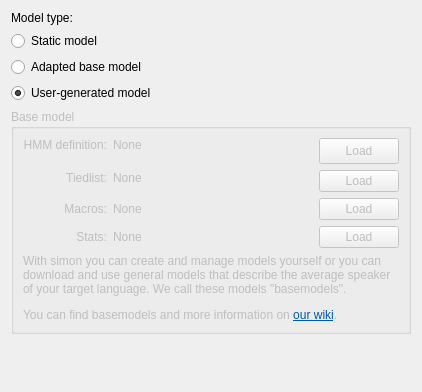
KDE/simon, file simonlib/simonscenarios/modelsettingsdlg.ui: the form before one commit.
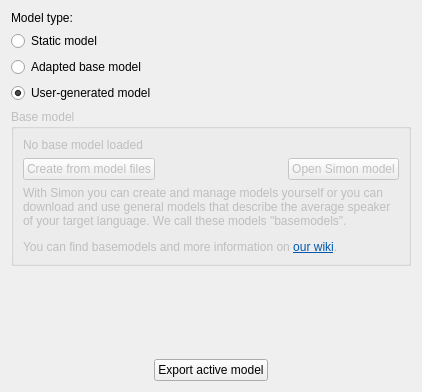
The form after the commit. Custom widgets are drawn as their Qt base class.

Commit message: Introducing .sbm container for models

What changed in the file:
```diff
--- a/simonlib/simonscenarios/modelsettingsdlg.ui
+++ b/simonlib/simonscenarios/modelsettingsdlg.ui
@@ -53,83 +53,46 @@
      <property name="title">
       <string>Base model</string>
      </property>
-     <layout class="QGridLayout" name="gridLayout">
-      <item row="5" column="2">
-       <widget class="KPushButton" name="pbLoadBaseStats">
-        <property name="sizePolicy">
-         <sizepolicy hsizetype="Preferred" vsizetype="Preferred">
-          <horstretch>0</horstretch>
-          <verstretch>0</verstretch>
-         </sizepolicy>
-        </property>
+     <layout class="QVBoxLayout" name="verticalLayout_2">
+      <item>
+       <widget class="QLabel" name="lbModelName">
         <property name="text">
-         <string comment="Load from file">Load</string>
+         <string>No base model loaded</string>
         </property>
        </widget>
       </item>
-      <item row="0" column="2" rowspan="3">
-       <widget class="KPushButton" name="pbLoadBaseHMM">
-        <property name="sizePolicy">
-         <sizepolicy hsizetype="Preferred" vsizetype="Preferred">
-          <horstretch>0</horstretch>
-          <verstretch>0</verstretch>
-         </sizepolicy>
-        </property>
-        <property name="text">
-         <string comment="Load from file">Load</string>
-        </property>
-       </widget>
+      <item>
+       <layout class="QHBoxLayout" name="horizontalLayout">
+        <item>
+         <widget class="KPushButton" name="pbCreate">
+          <property name="text">
+           <string>Create from model files</string>
+          </property>
+         </widget>
+        </item>
+        <item>
+         <spacer name="horizontalSpacer">
+          <property name="orientation">
+           <enum>Qt::Horizontal</enum>
+          </property>
+          <property name="sizeHint" stdset="0">
+           <size>
+            <width>40</width>
+            <height>20</height>
+           </size>
+          </property>
+         </spacer>
+        </item>
+        <item>
+         <widget class="KPushButton" name="pbOpen">
+          <property name="text">
+           <string>Open Simon model</string>
+          </property>
+         </widget>
+        </item>
+       </layout>
       </item>
-      <item row="5" column="1">
-       <widget class="QLabel" name="lbLastLoadedBaseStats">
-        <property name="sizePolicy">
-         <sizepolicy hsizetype="Expanding" vsizetype="Preferred">
-          <horstretch>0</horstretch>
-          <verstretch>0</verstretch>
-         </sizepolicy>
-        </property>
-        <property name="text">
-         <string comment="No filename is set">None</string>
-        </property>
-       </widget>
-      </item>
-      <item row="2" column="0" rowspan="2">
-       <widget class="QLabel" name="lbBaseTiedlist">
-        <property name="text">
-         <string>Tiedlist:</string>
-        </property>
-        <property name="alignment">
-         <set>Qt::AlignRight|Qt::AlignTrailing|Qt::AlignVCenter</set>
-        </property>
-       </widget>
-      </item>
-      <item row="0" column="1">
-       <widget class="QLabel" name="lbLastLoadedBaseHMM">
-        <property name="sizePolicy">
-         <sizepolicy hsizetype="Expanding" vsizetype="Preferred">
-          <horstretch>0</horstretch>
-          <verstretch>0</verstretch>
-         </sizepolicy>
-        </property>
-        <property name="text">
-         <string comment="No filename is set">None</string>
-        </property>
-       </widget>
-      </item>
-      <item row="2" column="1" rowspan="2">
-       <widget class="QLabel" name="lbLastLoadedBaseTiedlist">
-        <property name="sizePolicy">
-         <sizepolicy hsizetype="Expanding" vsizetype="Preferred">
-          <horstretch>0</horstretch>
-          <verstretch>0</verstretch>
-         </sizepolicy>
-        </property>
-        <property name="text">
-         <string comment="No filename is set">None</string>
-        </property>
-       </widget>
-      </item>
-      <item row="6" column="0" colspan="3">
+      <item>
        <widget class="QLabel" name="label_2">
         <property name="sizePolicy">
          <sizepolicy hsizetype="Preferred" vsizetype="Preferred">
@@ -141,9 +104,9 @@
          <string>&lt;!DOCTYPE HTML PUBLIC &quot;-//W3C//DTD HTML 4.0//EN&quot; &quot;http://www.w3.org/TR/REC-html40/strict.dtd&quot;&gt;
 &lt;html&gt;&lt;head&gt;&lt;meta name=&quot;qrichtext&quot; content=&quot;1&quot; /&gt;&lt;style type=&quot;text/css&quot;&gt;
 p, li { white-space: pre-wrap; }
-&lt;/style&gt;&lt;/head&gt;&lt;body style=&quot; font-family:'Ubuntu'; font-size:9pt; font-weight:400; font-style:normal;&quot;&gt;
-&lt;p style=&quot; margin-top:12px; margin-bottom:12px; margin-left:0px; margin-right:0px; -qt-block-indent:0; text-indent:0px;&quot;&gt;With simon you can create and manage models yourself or you can download and use general models that describe the average speaker of your target language. We call these models &amp;quot;basemodels&amp;quot;.&lt;/p&gt;
-&lt;p style=&quot; margin-top:12px; margin-bottom:12px; margin-left:0px; margin-right:0px; -qt-block-indent:0; text-indent:0px;&quot;&gt;You can find basemodels and more information on &lt;a href=&quot;http://www.simon-listens.org/wiki/index.php/English:_Base_models&quot;&gt;&lt;span style=&quot; text-decoration: underline; color:#0057ae;&quot;&gt;our wiki&lt;/span&gt;&lt;/a&gt;.&lt;/p&gt;&lt;/body&gt;&lt;/html&gt;</string>
+&lt;/style&gt;&lt;/head&gt;&lt;body style=&quot; font-family:'Sans Serif'; font-size:9pt; font-weight:400; font-style:normal;&quot;&gt;
+&lt;p style=&quot; margin-top:12px; margin-bottom:12px; margin-left:0px; margin-right:0px; -qt-block-indent:0; text-indent:0px;&quot;&gt;&lt;span style=&quot; font-family:'Ubuntu';&quot;&gt;With Simon you can create and manage models yourself or you can download and use general models that describe the average speaker of your target language. We call these models &amp;quot;basemodels&amp;quot;.&lt;/span&gt;&lt;/p&gt;
+&lt;p style=&quot; margin-top:12px; margin-bottom:12px; margin-left:0px; margin-right:0px; -qt-block-indent:0; text-indent:0px;&quot;&gt;&lt;span style=&quot; font-family:'Ubuntu';&quot;&gt;You can find basemodels and more information on &lt;/span&gt;&lt;a href=&quot;http://www.simon-listens.org/wiki/index.php/English:_Base_models&quot;&gt;&lt;span style=&quot; font-family:'Ubuntu'; text-decoration: underline; color:#0057ae;&quot;&gt;our wiki&lt;/span&gt;&lt;/a&gt;&lt;span style=&quot; font-family:'Ubuntu';&quot;&gt;.&lt;/span&gt;&lt;/p&gt;&lt;/body&gt;&lt;/html&gt;</string>
         </property>
         <property name="wordWrap">
          <bool>true</bool>
@@ -153,75 +116,6 @@
         </property>
        </widget>
       </item>
-      <item row="0" column="0">
-       <widget class="QLabel" name="lbBaseHMM">
-        <property name="text">
-         <string>HMM definition:</string>
-        </property>
-        <property name="alignment">
-         <set>Qt::AlignRight|Qt::AlignTrailing|Qt::AlignVCenter</set>
-        </property>
-       </widget>
-      </item>
-      <item row="3" column="2">
-       <widget class="KPushButton" name="pbLoadBaseTiedlist">
-        <property name="sizePolicy">
-         <sizepolicy hsizetype="Preferred" vsizetype="Preferred">
-          <horstretch>0</horstretch>
-          <verstretch>0</verstretch>
-         </sizepolicy>
-        </property>
-        <property name="text">
-         <string comment="Load from file">Load</string>
-        </property>
-       </widget>
-      </item>
-      <item row="4" column="1">
-       <widget class="QLabel" name="lbLastLoadedBaseMacros">
-        <property name="sizePolicy">
-         <sizepolicy hsizetype="Expanding" vsizetype="Preferred">
-          <horstretch>0</horstretch>
-          <verstretch>0</verstretch>
-         </sizepolicy>
-        </property>
-        <property name="text">
-         <string comment="No filename is set">None</string>
-        </property>
-       </widget>
-      </item>
-      <item row="4" column="2">
-       <widget class="KPushButton" name="pbLoadBaseMacros">
-        <property name="sizePolicy">
-         <sizepolicy hsizetype="Preferred" vsizetype="Preferred">
-          <horstretch>0</horstretch>
-          <verstretch>0</verstretch>
-         </sizepolicy>
-        </property>
-        <property name="text">
-         <string comment="Load from file">Load</string>
-        </property>
-       </widget>
-      </item>
-      <item row="5" column="0">
-       <widget class="QLabel" name="lbBaseStats">
-        <property name="text">
-         <string>Stats:</string>
-        </property>
-        <property name="alignment">
-         <set>Qt::AlignRight|Qt::AlignTrailing|Qt::AlignVCenter</set>
-        </property>
-       </widget>
-      </item>
-      <item row="4" column="0">
-       <widget class="QLabel" name="lbBaseMacros">
-        <property name="text">
-         <string>Macros:</string>
-        </property>
-        <property name="alignment">
-         <set>Qt::AlignRight|Qt::AlignTrailing|Qt::AlignVCenter</set>
-        </property>
-       </widget>
-      </item>
      </layout>
     </widget>
    </item>
@@ -238,6 +132,43 @@
      </property>
     </spacer>
    </item>
+   <item>
+    <layout class="QHBoxLayout" name="horizontalLayout_2">
+     <item>
+      <spacer name="horizontalSpacer_2">
+       <property name="orientation">
+        <enum>Qt::Horizontal</enum>
+       </property>
+       <property name="sizeHint" stdset="0">
+        <size>
+         <width>40</width>
+         <height>20</height>
+        </size>
+       </property>
+      </spacer>
+     </item>
+     <item>
+      <widget class="KPushButton" name="pbExport">
+       <property name="text">
+        <string>Export active model</string>
+       </property>
+      </widget>
+     </item>
+     <item>
+      <spacer name="horizontalSpacer_3">
+       <property name="orientation">
+        <enum>Qt::Horizontal</enum>
+       </property>
+       <property name="sizeHint" stdset="0">
+        <size>
+         <width>40</width>
+         <height>20</height>
+        </size>
+       </property>
+      </spacer>
+     </item>
+    </layout>
+   </item>
   </layout>
  </widget>
  <customwidgets>
```
The commit also changes 9 other files.
